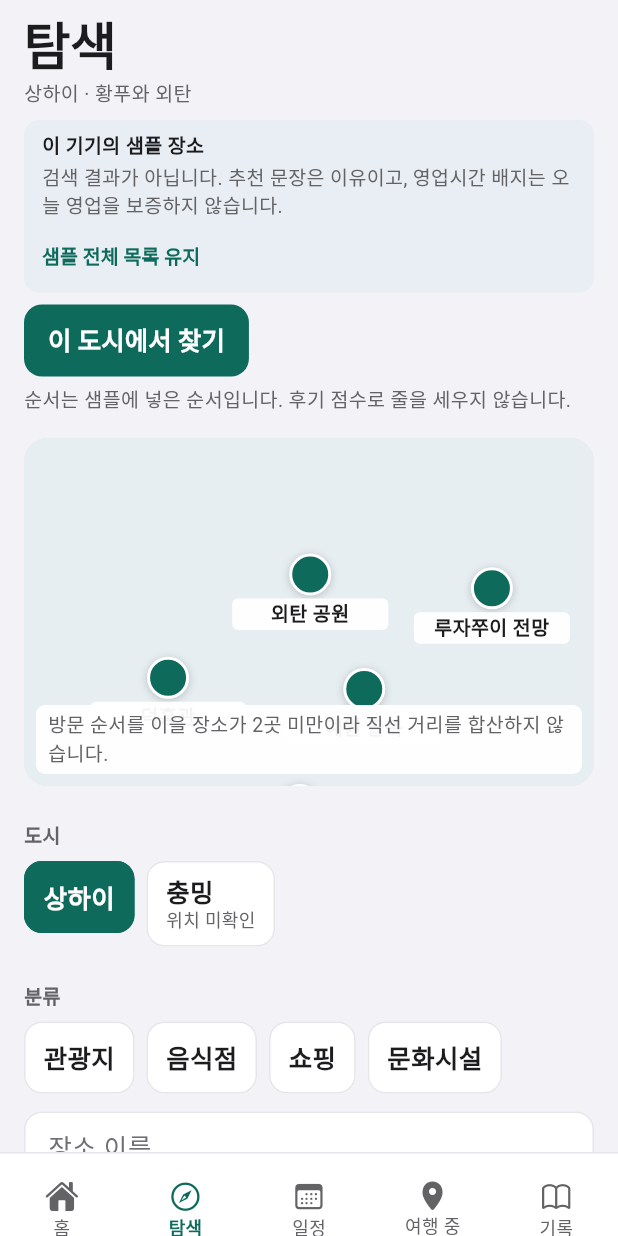
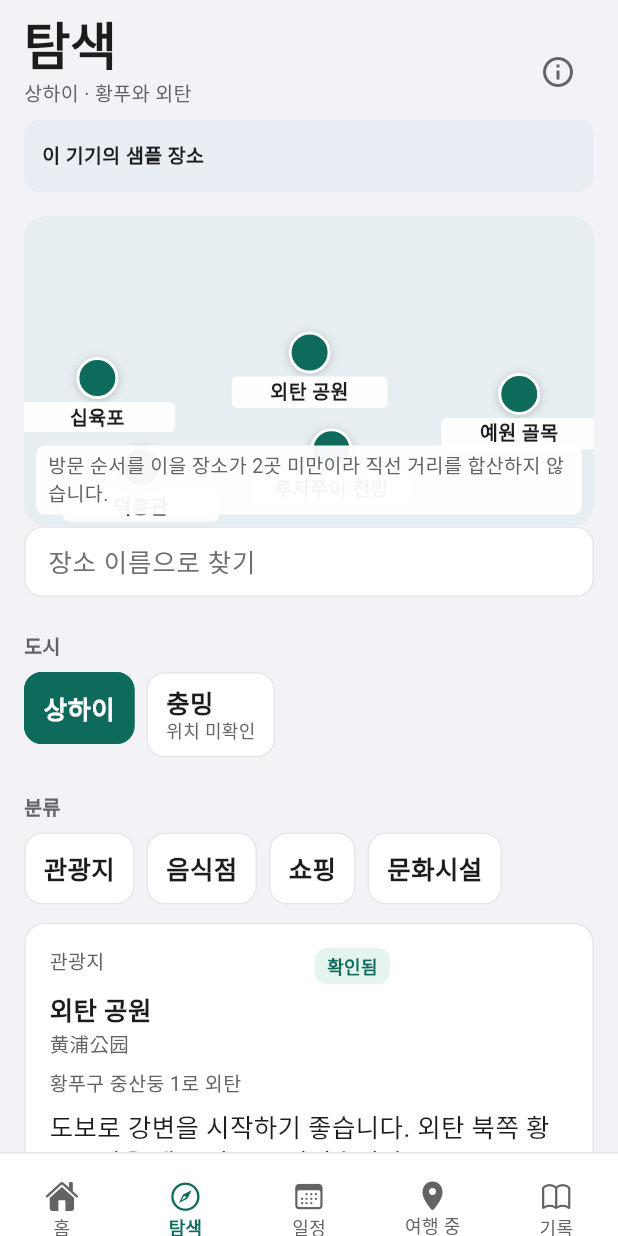
Before and after one commit to hyunu/trip_weaver, a Flutter app: the screen it shows after launch, item 2 of the bottom bar chosen, on a phone screen of 412 x 824 dp. Run offline on Flutter 3.47's test engine with Material 3 defaults, Android fonts, the phone set to English and light mode, and no system bars; Roboto replaces fonts that are missing (Pretendard).

Commit message:
탐색·제안 검토 화면의 작은 폰 레이아웃을 고친다
- 무동작이던 「이 도시에서 찾기」를 없애고 검색창·ⓘ 안내로 대체한다
- 짧은 창에서는 머리말·지도를 스크롤에 넣어 320×568 넘침을 막는다
- 제안 검토 시 적용·버리기를 하단 고정 바로 옮긴다

Co-authored-by: xion34 <xion34@gmail.com>

```diff
--- a/lib/screens/explore_screen.dart
+++ b/lib/screens/explore_screen.dart
@@ -23,36 +23,21 @@ class ExploreScreen extends StatelessWidget {
     final blocked = city == null || !city.coordinateConfirmed;
     final results = controller.visiblePlaces();
     final pins = blocked ? const <MapPin>[] : explorePins(results, selectedId: controller.selectedPlaceId);
-    final header = Column(
-      crossAxisAlignment: CrossAxisAlignment.start,
-      children: [
-        PageHeader(title: '탐색', titleKey: const Key('screen-title-explore'), subtitle: cityTripLabel(controller.selectedCity?.name, trip.title)),
-        _CatalogState(sample: trip.dataOriginMock, offline: controller.offline),
-        if (!blocked) ...[
-          const SizedBox(height: 8),
-          AppButton(key: const Key('search-city'), label: '이 도시에서 찾기', onPressed: () => controller.setQuery(controller.searchQuery)),
-          const SizedBox(height: 6),
-          Text(
-            trip.dataOriginMock ? '순서는 샘플에 넣은 순서입니다. 후기 점수로 줄을 세우지 않습니다.' : '후기 자료가 연결되지 않아 추천 순서가 없습니다.',
-            style: AppType.footnote,
-          ),
-        ],
-      ],
-    );
+    return LayoutBuilder(
+      builder: (context, constraints) {
+        final inline = MediaQuery.textScalerOf(context).scale(17) > 17 * 1.25 || constraints.maxHeight < 640;
+        final mapHeight = (constraints.maxHeight * 0.28).clamp(120.0, 240.0);
+        final header = _ExploreHeader(trip: trip, sample: trip.dataOriginMock, offline: controller.offline);
         final map = pins.isEmpty
             ? null
             : SizedBox(
-            height: 240,
+                height: mapHeight,
                 child: MapFrame(
                   expand: true,
                   child: TripMap(pins: pins, onPinTap: (pin) => controller.openPlace(pin.placeId, tablet: tablet)),
                 ),
               );
-    return LayoutBuilder(
-      builder: (context, constraints) {
-        // With large text or a short window the fixed header and map would
-        // leave no room for the list, so everything scrolls together.
-        final inline = MediaQuery.textScalerOf(context).scale(17) > 17 * 1.25 || constraints.maxHeight < 640;
+        final filters = _ExploreFilters(trip: trip, blocked: blocked, results: results, tablet: tablet);
         return Column(
           children: [
             if (!inline) ...[
@@ -72,6 +57,77 @@ class ExploreScreen extends StatelessWidget {
                         header,
                         if (map != null) ...[const SizedBox(height: 8), map],
                       ],
+                      filters,
+                    ],
+                  );
+                },
+              ),
+            ),
+          ],
+        );
+      },
+    );
+  }
+}
+
+class _ExploreHeader extends StatelessWidget {
+  const _ExploreHeader({required this.trip, required this.sample, required this.offline});
+
+  final Trip trip;
+  final bool sample;
+  final bool offline;
+
+  @override
+  Widget build(BuildContext context) {
+    final controller = TripScope.of(context);
+    return Column(
+      crossAxisAlignment: CrossAxisAlignment.start,
+      children: [
+        Row(
+          crossAxisAlignment: CrossAxisAlignment.end,
+          children: [
+            Expanded(
+              child: PageHeader(
+                title: '탐색',
+                titleKey: const Key('screen-title-explore'),
+                subtitle: cityTripLabel(controller.selectedCity?.name, trip.title),
+              ),
+            ),
+            IconButton(
+              key: const Key('explore-info'),
+              tooltip: '장소 자료 안내',
+              icon: const Icon(Icons.info_outline, color: AppColors.secondary),
+              onPressed: () => _showCatalogInfo(context, sample: sample, offline: offline),
+            ),
+          ],
+        ),
+        _CatalogState(sample: sample, offline: offline),
+      ],
+    );
+  }
+}
+
+class _ExploreFilters extends StatelessWidget {
+  const _ExploreFilters({required this.trip, required this.blocked, required this.results, required this.tablet});
+
+  final Trip trip;
+  final bool blocked;
+  final List<Place> results;
+  final bool tablet;
+
+  @override
+  Widget build(BuildContext context) {
+    final controller = TripScope.of(context);
+    return Column(
+      crossAxisAlignment: CrossAxisAlignment.stretch,
+      children: [
+        TextField(
+          key: const Key('place-query'),
+          style: AppType.body,
+          decoration: AppFields.decoration(blocked ? '저장된 장소' : '장소 이름으로 찾기'),
+          readOnly: blocked,
+          onChanged: blocked ? null : controller.setQuery,
+        ),
         const SectionLabel('도시'),
         Wrap(
           spacing: 8,
@@ -100,35 +156,48 @@ class ExploreScreen extends StatelessWidget {
           ],
         ),
         const SizedBox(height: 12),
-                      TextField(
-                        key: const Key('place-query'),
-                        style: AppType.body,
-                        decoration: AppFields.decoration(blocked ? '저장된 장소' : '장소 이름'),
-                        readOnly: blocked,
-                        onChanged: blocked ? null : controller.setQuery,
-                      ),
-                      const SizedBox(height: 8),
         if (blocked) ...[
           const Text('도시 위치가 확인되지 않았습니다.', style: AppType.body),
           const SizedBox(height: 8),
           AppButton(label: '도시 편집으로 이동', filled: false, onPressed: controller.openCityEdit),
-                      ] else ...[
-                        const SizedBox(height: 4),
-                        if (results.isEmpty)
+        ] else if (results.isEmpty)
           const QuietEmpty(message: '이 조건의 장소가 없습니다.')
         else
           for (final place in results) _PlaceCard(place: place, tablet: tablet),
       ],
+    );
+  }
+}
+
+Future<void> _showCatalogInfo(BuildContext context, {required bool sample, required bool offline}) {
+  final lines = <String>[
+    if (offline) '오프라인입니다. 새 장소는 받지 않고, 찾기와 분류는 이 기기에 있는 목록만 거릅니다.',
+    if (sample) '이 기기의 샘플 장소입니다. 검색 결과가 아닙니다. 추천 문장은 이유이고, 영업시간 배지는 오늘 영업을 보증하지 않습니다.',
+    sample ? '순서는 샘플에 넣은 순서입니다. 후기 점수로 줄을 세우지 않습니다.' : '후기 자료가 연결되지 않아 추천 순서가 없습니다.',
+  ];
+  return showModalBottomSheet<void>(
+    context: context,
+    showDragHandle: true,
+    builder: (sheetContext) {
+      return SafeArea(
+        child: Padding(
+          key: const Key('explore-info-sheet'),
+          padding: const EdgeInsets.fromLTRB(20, 0, 20, 20),
+          child: Column(
+            mainAxisSize: MainAxisSize.min,
+            crossAxisAlignment: CrossAxisAlignment.start,
+            children: [
+              const Text('장소 자료 안내', style: AppType.headline),
+              for (final line in lines) ...[
+                const SizedBox(height: 8),
+                Text(line, style: AppType.body),
               ],
-                  );
-                },
+            ],
           ),
         ),
-          ],
       );
     },
   );
-  }
 }
 
 class _PlaceCard extends StatelessWidget {
@@ -202,41 +271,35 @@ class _CatalogState extends StatelessWidget {
     final controller = TripScope.of(context);
     final filtered = controller.searchQuery.trim().isNotEmpty || controller.categoryFilter != null;
     final String title;
-    final String body;
     if (offline && sample) {
       title = '오프라인 · 저장된 샘플만';
-      body = '새 장소는 받지 않습니다. 찾기와 분류는 외탄, 루자쭈이, 예원, 덕흥관, 십육포만 거릅니다.';
     } else if (offline) {
       title = '오프라인 · 저장된 장소만';
-      body = '새 장소는 받지 않습니다. 찾기와 분류는 이 기기에 있는 목록만 거릅니다.';
     } else {
       title = '이 기기의 샘플 장소';
-      body = '검색 결과가 아닙니다. 추천 문장은 이유이고, 영업시간 배지는 오늘 영업을 보증하지 않습니다.';
     }
     return Container(
       key: const Key('explore-catalog-state'),
       width: double.infinity,
+      constraints: const BoxConstraints(minHeight: 48),
       margin: const EdgeInsets.only(top: 8),
-      padding: const EdgeInsets.fromLTRB(12, 8, 12, 0),
+      padding: const EdgeInsets.symmetric(horizontal: 12),
       decoration: BoxDecoration(color: const Color(0xFFE8EEF4), borderRadius: BorderRadius.circular(10)),
-      child: Column(
-        crossAxisAlignment: CrossAxisAlignment.start,
+      child: Row(
         children: [
-          Text(title, style: AppType.footnoteStrong),
-          const SizedBox(height: 2),
-          Text(body, style: AppType.footnote),
-          Align(
-            alignment: Alignment.centerLeft,
-            child: TextButton(
+          Expanded(
+            child: Text(title, maxLines: 1, overflow: TextOverflow.ellipsis, style: AppType.footnoteStrong),
+          ),
+          if (filtered)
+            TextButton(
               key: const Key('explore-clear-filter'),
               onPressed: () {
                 controller.setQuery('');
                 final category = controller.categoryFilter;
                 if (category != null) controller.setCategory(category);
               },
-              style: TextButton.styleFrom(minimumSize: const Size(48, 48), padding: EdgeInsets.zero, alignment: Alignment.centerLeft),
-              child: Text(filtered ? '필터 지우고 샘플 전체 보기' : '샘플 전체 목록 유지', style: AppType.footnoteStrong.copyWith(color: AppColors.accent)),
-            ),
+              style: TextButton.styleFrom(minimumSize: const Size(48, 48), padding: const EdgeInsets.symmetric(horizontal: 4)),
+              child: Text('필터 지우기', style: AppType.footnoteStrong.copyWith(color: AppColors.accent)),
             ),
         ],
       ),
```
Also changed, not shown: lib/screens/itinerary_screen.dart (+28 -11 lines), 2 other files. Lines whose indentation alone changed are shown as unchanged.
